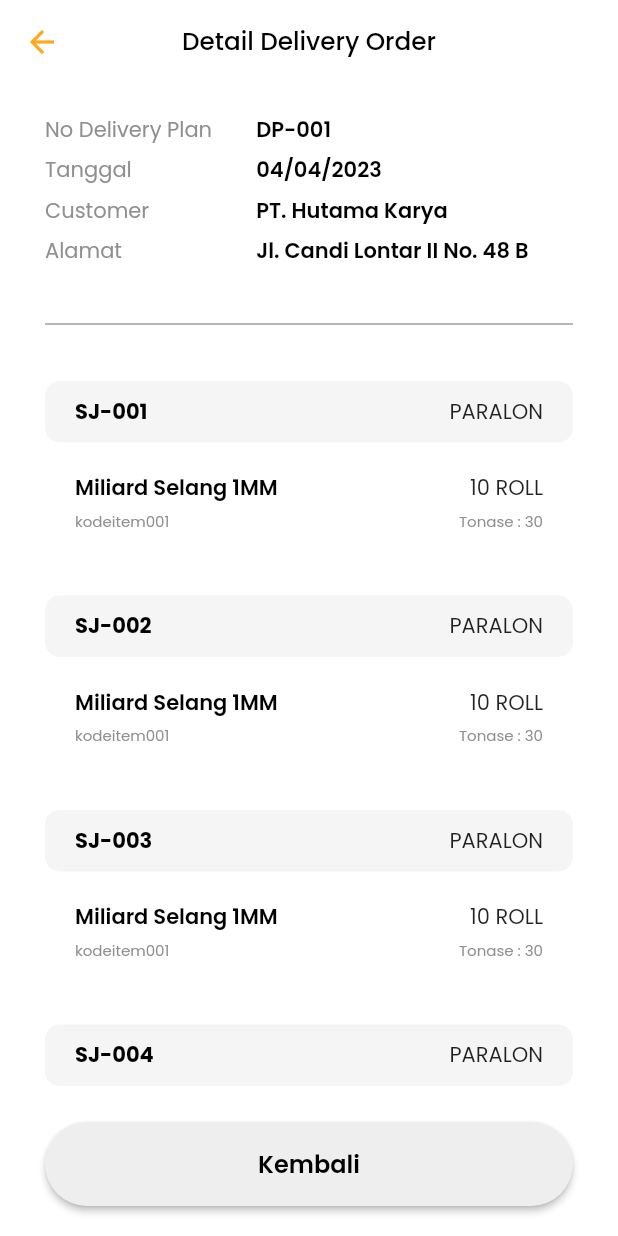
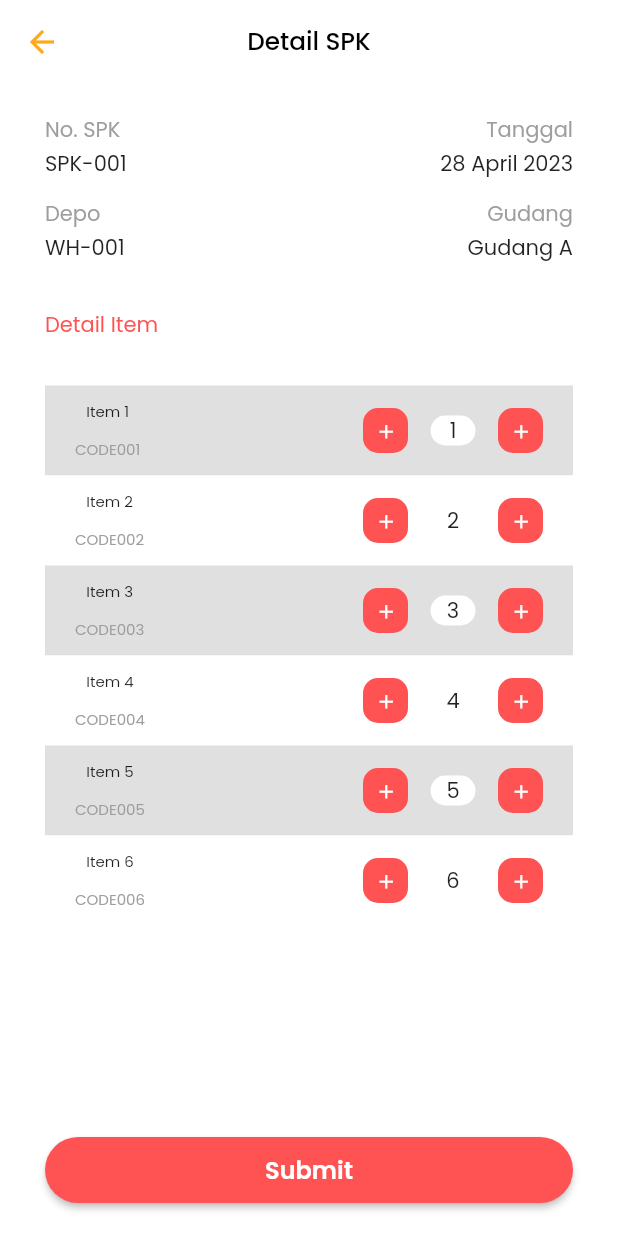
Before and after one commit to Gusrinda/becca_inventory, a Flutter app: the DetailSuratJalanClose screen opened by its route, on a phone screen of 412 x 824 dp. Run offline on Flutter 3.47's test engine with Material 2 defaults, Android fonts, the phone set to English and light mode, and no system bars; our stand-ins replace badges, bloc, dio, equatable, expandable, firebase_core and 16 more; missing offline and left inert: dio_flutter_transformer, flimer, flutter_hud, simple_ripple_animation; accounts and stored records are empty; generated files the repository leaves out were written again; project files that could hold a hidden picture were left out.

Commit message:
add list & detail SPK

```diff
--- a/lib/src/presentation/views/surat_spk/detail_surat_spk_close_page.dart
+++ b/lib/src/presentation/views/surat_spk/detail_surat_spk_close_page.dart
@@ -22,102 +22,67 @@ class _DetailSuratJalanCloseState extends State<DetailSuratJalanClose> {
     return Scaffold(
       appBar: AppBar(
         centerTitle: true,
-        title: Text("Detail Delivery Order"),
+        title: const Text("Detail SPK"),
       ),
       body: Container(
-        padding: EdgeInsets.symmetric(horizontal: 30),
+        padding: const EdgeInsets.symmetric(horizontal: 30),
         child: Column(
+          crossAxisAlignment: CrossAxisAlignment.start,
           children: [
-            SizedBox(
+            const SizedBox(
               height: 20,
             ),
-            Row(
+            const Row(
+              mainAxisAlignment: MainAxisAlignment.spaceBetween,
               children: [
-                Expanded(
-                    flex: 40,
-                    child: Text(
-                      "No Delivery Plan",
-                      style: TextStyle(color: fontColorThin),
-                    )),
-                Expanded(
-                    flex: 60,
-                    child: Text(
-                      "DP-001",
-                      style: TextStyle(
-                          color: Colors.black, fontWeight: FontWeight.w600),
-                    )),
+                Text(
+                  "No. SPK",
+                  style: TextStyle(color: Colors.grey),
+                ),
+                Text(
+                  "Tanggal",
+                  style: TextStyle(color: Colors.grey),
+                )
               ],
             ),
-            SizedBox(
-              height: 6,
+            const SizedBox(
+              height: 2,
             ),
-            Row(
+            const Row(
+              mainAxisAlignment: MainAxisAlignment.spaceBetween,
+              children: [Text("SPK-001"), Text("28 April 2023")],
+            ),
+            const SizedBox(
+              height: 12,
+            ),
+            const Row(
+              mainAxisAlignment: MainAxisAlignment.spaceBetween,
               children: [
-                Expanded(
-                    flex: 40,
-                    child: Text(
-                      "Tanggal",
-                      style: TextStyle(color: fontColorThin),
-                    )),
-                Expanded(
-                    flex: 60,
-                    child: Text(
-                      "04/04/2023",
-                      style: TextStyle(
-                          color: Colors.black, fontWeight: FontWeight.w600),
-                    )),
+                Text(
+                  "Depo",
+                  style: TextStyle(color: Colors.grey),
+                ),
+                Text(
+                  "Gudang",
+                  style: TextStyle(color: Colors.grey),
+                )
               ],
             ),
-            SizedBox(
-              height: 6,
+            const SizedBox(
+              height: 2,
             ),
-            Row(
-              children: [
-                Expanded(
-                    flex: 40,
-                    child: Text(
-                      "Customer",
-                      style: TextStyle(color: fontColorThin),
-                    )),
-                Expanded(
-                    flex: 60,
-                    child: Text(
-                      "PT. Hutama Karya",
-                      style: TextStyle(
-                          color: Colors.black, fontWeight: FontWeight.w600),
-                    )),
-              ],
+            const Row(
+              mainAxisAlignment: MainAxisAlignment.spaceBetween,
+              children: [Text("WH-001"), Text("Gudang A")],
             ),
-            SizedBox(
-              height: 6,
-            ),
-            Row(
-              children: [
-                Expanded(
-                    flex: 40,
-                    child: Text(
-                      "Alamat",
-                      style: TextStyle(color: fontColorThin),
-                    )),
-                Expanded(
-                    flex: 60,
-                    child: Text(
-                      "Jl. Candi Lontar II No. 48 B",
-                      maxLines: 1,
-                      overflow: TextOverflow.ellipsis,
-                      style: TextStyle(
-                          color: Colors.black, fontWeight: FontWeight.w600),
-                    )),
-              ],
-            ),
-            SizedBox(
+            const SizedBox(
               height: 30,
             ),
-            Divider(
-              thickness: 1,
-              color: Colors.grey,
+            const Text(
+              "Detail Item",
+              style: TextStyle(color: Colors.redAccent),
             ),
-            SizedBox(
+            const SizedBox(
               height: 30,
             ),
             Expanded(
@@ -125,10 +90,10 @@ class _DetailSuratJalanCloseState extends State<DetailSuratJalanClose> {
               child: ListView.builder(
                   shrinkWrap: true, //MUST TO ADDED
                   //MUST TO ADDED
-                  itemCount: 4,
+                  itemCount: 6,
                   itemBuilder: (BuildContext c, int index) {
                     return CardListDO(
-                      index: index,
+                      index: index * 1 + 1,
                     );
                   }),
             ),
@@ -138,19 +103,22 @@ class _DetailSuratJalanCloseState extends State<DetailSuratJalanClose> {
                 width: MediaQuery.of(context).size.width,
                 child: ElevatedButton(
                   onPressed: () async {
+                    bool? result = await handleFormSubmit(context);
+                    if (result != null && result) {
                       Navigator.pop(context);
+                    }
                   },
                   style: ElevatedButton.styleFrom(
-                      backgroundColor: Color(0xFFEEEEEE),
+                      backgroundColor: Colors.redAccent,
                       shape: RoundedRectangleBorder(
                           borderRadius: BorderRadius.circular(30))),
-                  child: Padding(
-                    padding: EdgeInsets.symmetric(vertical: 16),
+                  child: const Padding(
+                    padding: EdgeInsets.symmetric(vertical: 10),
                     child: Text(
-                      "Kembali",
+                      "Submit",
                       style: TextStyle(
                           fontSize: 16,
-                          color: Colors.black,
+                          color: Colors.white,
                           fontWeight: FontWeight.w600),
                     ),
                   ),
@@ -185,7 +153,7 @@ class _DetailSuratJalanCloseState extends State<DetailSuratJalanClose> {
                   height: 4,
                 ),
                 const Text(
-                  "Apakah anda yakin untuk check in ?",
+                  "Apakah anda yakin  ?",
                   style: TextStyle(
                       fontSize: 12,
                       fontWeight: FontWeight.w400,
@@ -201,14 +169,14 @@ class _DetailSuratJalanCloseState extends State<DetailSuratJalanClose> {
                         onPressed: () => Navigator.pop(context, false),
                         style: ElevatedButton.styleFrom(
                           elevation: 0,
-                          shape: RoundedRectangleBorder(
+                          shape: const RoundedRectangleBorder(
                               borderRadius:
                                   BorderRadius.all(Radius.circular(20))),
                           backgroundColor: ThemeColors.neutral4,
                         ),
-                        child: Padding(
-                          padding: const EdgeInsets.all(16),
-                          child: const Text(
+                        child: const Padding(
+                          padding: EdgeInsets.all(16),
+                          child: Text(
                             'Cancel',
                             style: TextStyle(
                                 fontSize: 12,
@@ -225,15 +193,15 @@ class _DetailSuratJalanCloseState extends State<DetailSuratJalanClose> {
                           Navigator.pop(context, true);
                         },
                         style: ElevatedButton.styleFrom(
-                          backgroundColor: themeOrangeBg,
+                          backgroundColor: Colors.redAccent,
                           elevation: 0,
-                          shape: RoundedRectangleBorder(
+                          shape: const RoundedRectangleBorder(
                               borderRadius:
                                   BorderRadius.all(Radius.circular(20))),
                         ),
-                        child: Padding(
-                          padding: const EdgeInsets.all(16),
-                          child: const Text('Yes',
+                        child: const Padding(
+                          padding: EdgeInsets.all(16),
+                          child: Text('Yes',
                               style: TextStyle(
                                   fontSize: 12,
                                   fontWeight: FontWeight.w400,
@@ -262,56 +230,110 @@ class CardListDO extends StatelessWidget {
 
   @override
   Widget build(BuildContext context) {
-    var _random = new Random();
-    var _diceface = _random.nextInt(4) + 1;
+    Color containerColor;
 
-    List<String> sub = [
-      "SUB",
-      "PARALON",
-      "OK",
-      "TEST",
-      "YEZ",
-      "NUTZ",
-      "SUGAR",
-      "COPI"
-    ];
+    switch (index % 2) {
+      case 0:
+        containerColor = Colors.white;
+        break;
+      case 1:
+        containerColor = Color(0xffE1E0E0);
+        break;
+      default:
+        containerColor = Colors.grey;
+        break;
+    }
     return Container(
-      margin: EdgeInsets.only(bottom: 20),
-      child: Column(
-        children: [
-          Container(
-            padding: EdgeInsets.symmetric(horizontal: 20, vertical: 10),
+      margin: const EdgeInsets.only(bottom: 0),
       decoration: BoxDecoration(
-                borderRadius: BorderRadius.circular(10),
-                color: Color(0xFFF5F5F5)),
+        color: containerColor,
+      ),
       child: Row(
         children: [
           Expanded(
-                    flex: 1,
-                    child: Text(
-                      "SJ-00${index + 1}",
-                      style: TextStyle(
-                          color: Colors.black, fontWeight: FontWeight.w700),
-                    )),
-                Text(sub[_diceface])
+            // Widget Expanded untuk membuat Container penuh lebar
+            child: Container(
+              padding: const EdgeInsets.symmetric(horizontal: 20, vertical: 10),
+              child: Row(
+                mainAxisAlignment: MainAxisAlignment.spaceBetween,
+                // crossAxisAlignment: CrossAxisAlignment.start,
+                children: [
+                  Column(
+                    children: [
+                      Text(
+                        "Item ${index}",
+                        style: TextStyle(fontSize: 10),
+                      ),
+                      SizedBox(
+                        height: 10,
+                      ),
+                      Text(
+                        "CODE00${index}",
+                        style: TextStyle(color: Colors.grey, fontSize: 10),
+                      ),
+                    ],
+                  ),
+                  Container(
+                    child: Row(
+                      children: [
+                        Container(
+                          decoration: BoxDecoration(
+                            color: Colors.redAccent,
+                            borderRadius: BorderRadius.circular(10),
+                          ),
+                          height: 30,
+                          width: 30,
+                          child: Align(
+                            alignment: Alignment.center,
+                            child: IconButton(
+                              onPressed: () {},
+                              icon: const Icon(Icons.add),
+                              color: Colors.white,
+                              iconSize: 15,
+                              alignment: Alignment.center,
+                            ),
+                          ),
+                        ),
+                        SizedBox(
+                          width: 15,
+                        ),
+                        Container(
+                          width: 30,
+                          height: 20,
+                          child: Center(child: Text("${index}")),
+                          decoration: BoxDecoration(
+                            color: Colors.white,
+                            borderRadius: BorderRadius.circular(10),
+                          ),
+                        ),
+                        const SizedBox(
+                          width: 15,
+                        ),
+                        Container(
+                          decoration: BoxDecoration(
+                            color: Colors.redAccent,
+                            borderRadius: BorderRadius.circular(10),
+                          ),
+                          height: 30,
+                          width: 30,
+                          child: Align(
+                            alignment: Alignment.center,
+                            child: IconButton(
+                              onPressed: () {},
+                              icon: const Icon(Icons.add),
+                              color: Colors.white,
+                              iconSize: 15,
+                              alignment: Alignment.center,
+                            ),
+                          ),
+                        )
                       ],
                     ),
                   ),
-          SizedBox(
-            height: 20,
+                ],
               ),
-          ListView.builder(
-              padding: EdgeInsets.symmetric(horizontal: 20),
-              shrinkWrap: true, //MUST TO ADDED
-              physics: NeverScrollableScrollPhysics(),
-              //MUST TO ADDED
-              itemCount: _diceface,
-              itemBuilder: (BuildContext c, int index) {
-                return CardListItemDO(
-                  isLast: index == _diceface - 1,
-                  index: _diceface,
-                );
-              }),
+            ),
+          ),
         ],
       ),
     );
@@ -334,7 +356,7 @@ class CardListItemDO extends StatelessWidget {
     var _okRandom = _random.nextInt(10) + 1;
 
     return Container(
-      margin: EdgeInsets.only(bottom: 12),
+      margin: const EdgeInsets.only(bottom: 12),
       child: Column(
         children: [
           Row(
@@ -343,13 +365,13 @@ class CardListItemDO extends StatelessWidget {
                   flex: 1,
                   child: Text(
                     "Miliard Selang ${_okRandom}MM",
-                    style: TextStyle(
+                    style: const TextStyle(
                         color: Colors.black, fontWeight: FontWeight.w600),
                   )),
               Text("${_okRandom}0 ROLL")
             ],
           ),
-          SizedBox(
+          const SizedBox(
             height: 4,
           ),
           Row(
@@ -358,29 +380,29 @@ class CardListItemDO extends StatelessWidget {
                   flex: 1,
                   child: Text(
                     "kodeitem00${_okRandom}",
-                    style: TextStyle(
+                    style: const TextStyle(
                         fontSize: 10,
                         color: fontColorThin,
                         fontWeight: FontWeight.w400),
                   )),
               Text(
                 "Tonase : ${index + _okRandom * 2}0",
-                style: TextStyle(
+                style: const TextStyle(
                     fontSize: 10,
                     color: fontColorThin,
                     fontWeight: FontWeight.w400),
               )
             ],
           ),
-          SizedBox(
+          const SizedBox(
             height: 10,
           ),
           !isLast
-              ? Divider(
+              ? const Divider(
                   thickness: 1,
                   color: Color(0xFFEEEEEE),
                 )
-              : SizedBox()
+              : const SizedBox()
         ],
       ),
     );
```
Also changed, not shown: lib/src/presentation/views/surat_spk/riwayat_surat_spk_page.dart (+70 -86 lines). Lines whose indentation alone changed are shown as unchanged.
